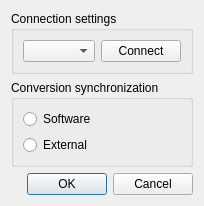
Before: the Qt Designer form settingsdialog.ui in stepankuzmin/mole, drawn with Qt 5.
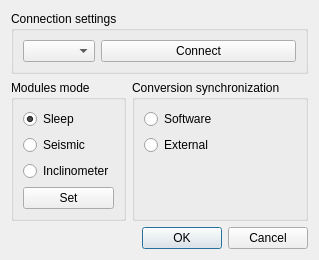
After: the same form once the commit is applied.

What changed in the file:
```diff
--- a/settingsdialog.ui
+++ b/settingsdialog.ui
@@ -6,8 +6,8 @@
    <rect>
     <x>0</x>
     <y>0</y>
-    <width>197</width>
-    <height>192</height>
+    <width>281</width>
+    <height>249</height>
    </rect>
   </property>
   <property name="windowTitle">
@@ -37,6 +37,48 @@
     </widget>
    </item>
    <item>
+    <layout class="QGridLayout" name="gridLayout">
+     <item row="0" column="0">
+      <widget class="QGroupBox" name="modulesModeGroupBox">
+       <property name="title">
+        <string>Modules mode</string>
+       </property>
+       <layout class="QVBoxLayout" name="verticalLayout_4">
+        <item>
+         <widget class="QRadioButton" name="moduleModeSleepRadioButton">
+          <property name="text">
+           <string>Sleep</string>
+          </property>
+          <property name="checked">
+           <bool>true</bool>
+          </property>
+         </widget>
+        </item>
+        <item>
+         <widget class="QRadioButton" name="moduleModeSeismicRadioButton">
+          <property name="text">
+           <string>Seismic</string>
+          </property>
+         </widget>
+        </item>
+        <item>
+         <widget class="QRadioButton" name="moduleModeInclinometerRadioButton">
+          <property name="text">
+           <string>Inclinometer</string>
+          </property>
+         </widget>
+        </item>
+        <item>
+         <widget class="QPushButton" name="setModulesModePushButton">
+          <property name="text">
+           <string>Set</string>
+          </property>
+         </widget>
+        </item>
+       </layout>
+      </widget>
+     </item>
+     <item row="0" column="1">
     <widget class="QGroupBox" name="conversionSynchronizationGroupBox">
      <property name="title">
       <string>Conversion synchronization</string>
@@ -62,8 +104,23 @@
         </property>
        </widget>
       </item>
-     </layout>
-    </widget>
+        <item>
+         <spacer name="verticalSpacer">
+          <property name="orientation">
+           <enum>Qt::Vertical</enum>
+          </property>
+          <property name="sizeHint" stdset="0">
+           <size>
+            <width>20</width>
+            <height>40</height>
+           </size>
+          </property>
+         </spacer>
+        </item>
+       </layout>
+      </widget>
+     </item>
+    </layout>
    </item>
    <item>
     <widget class="QDialogButtonBox" name="buttonBox">
```
Lines whose indentation alone changed are shown as unchanged.
